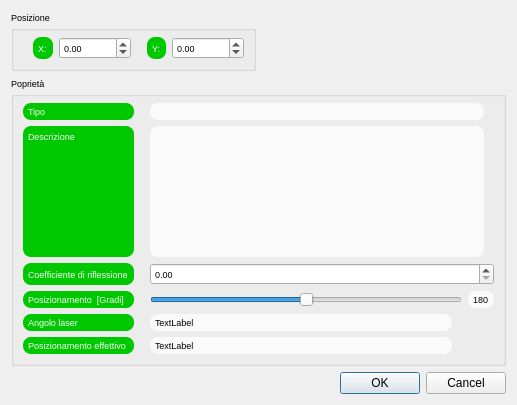
crocodile119/Laser-Studio, file reflectorpropertiesdialog.ui: the form before one commit.
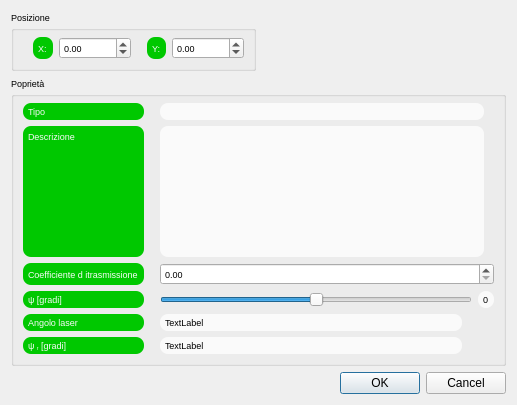
The form after the commit.

The edit to the form file:
```diff
--- a/reflectorpropertiesdialog.ui
+++ b/reflectorpropertiesdialog.ui
@@ -76,7 +76,7 @@
 QLabel {margin-right: 10px}</string>
         </property>
         <property name="text">
-         <string>Posizionamento effettivo</string>
+         <string>&amp;psi; &lt;sub&gt;r&lt;/sub&gt; [gradi]</string>
         </property>
        </widget>
       </item>
@@ -96,7 +96,7 @@
 QLabel {margin-right: 10px}</string>
         </property>
         <property name="text">
-         <string>Coefficiente di riflessione</string>
+         <string>Coefficiente d itrasmissione</string>
         </property>
        </widget>
       </item>
@@ -141,16 +141,16 @@
       <item row="4" column="1">
        <widget class="QSlider" name="positioningSlider">
         <property name="minimum">
+         <number>-90</number>
+        </property>
+        <property name="maximum">
          <number>90</number>
         </property>
-        <property name="maximum">
-         <number>270</number>
-        </property>
         <property name="singleStep">
          <number>1</number>
         </property>
         <property name="value">
-         <number>180</number>
+         <number>0</number>
         </property>
         <property name="tracking">
          <bool>true</bool>
@@ -242,7 +242,7 @@
 QLabel {margin-right: 10px}</string>
         </property>
         <property name="text">
-         <string>Posizionamento  [Gradi]</string>
+         <string>&amp;psi; &lt;sub&gt;&lt;/sub&gt; [gradi]</string>
         </property>
        </widget>
       </item>
@@ -267,7 +267,7 @@
 QLabel {padding: 3px}</string>
         </property>
         <property name="text">
-         <string>180</string>
+         <string>0</string>
         </property>
        </widget>
       </item>
```
